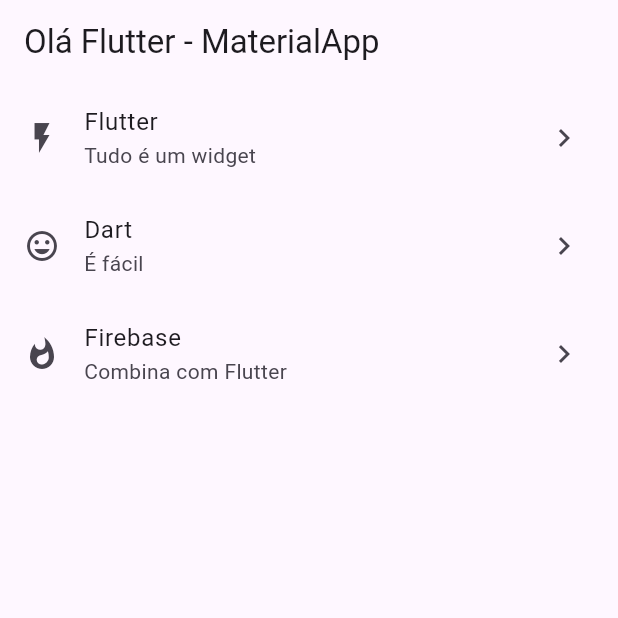
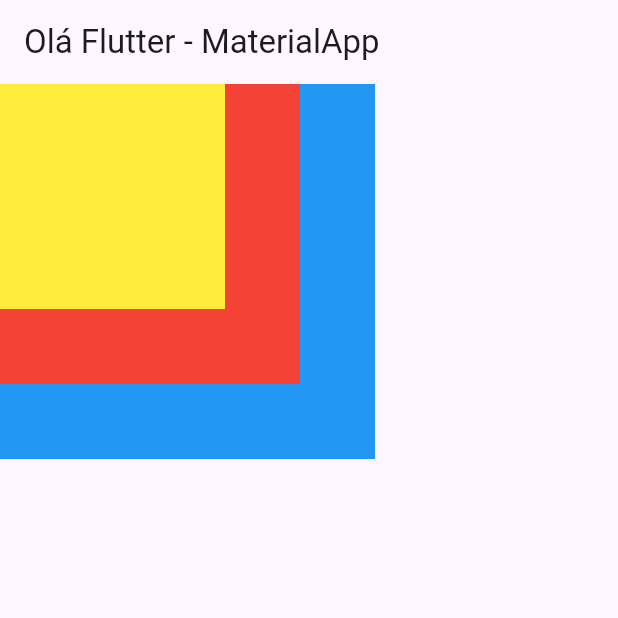
Before and after one commit to MariLFO/estacio-mundo4-missao-nivel-2, a Flutter app: the screen it shows after launch, on a phone screen of 412 x 824 dp, the top half of it. Run offline on Flutter 3.47's test engine with Material 3 defaults, Android fonts, the phone set to English and light mode, and no system bars.

Commit message:
MicroAtividade 5

```diff
--- a/MicroAtividades/my_app/lib/main.dart
+++ b/MicroAtividades/my_app/lib/main.dart
@@ -18,32 +18,25 @@ class StatelessWidgetExemplo extends StatelessWidget {
         appBar: AppBar(
           title: Text(_appBarTitle),
         ),
-      body: Center(
-          child: // Exemplo de uma linha (Row) com três colunas
-          // Exemplo de uma ListView com três ListTile
-          ListView(
-            children: const [
-              ListTile(
-                title: Text('Flutter'),
-                subtitle: Text('Tudo é um widget'),
-                leading: Icon(Icons.flash_on),
-                trailing: Icon(Icons.keyboard_arrow_right),
+        body: Stack(
+          children: [
+            Container(
+              width: 250,
+              height: 250,
+              color: Colors.blue,
             ),
-              ListTile(
-                title: Text('Dart'),
-                subtitle: Text('É fácil'),
-                leading: Icon(Icons.mood),
-                trailing: Icon(Icons.keyboard_arrow_right),
+            Container(
+              width: 200,
+              height: 200,
+              color: Colors.red,
             ),
-              ListTile(
-                title: Text('Firebase'),
-                subtitle: Text('Combina com Flutter'),
-                leading: Icon(Icons.whatshot),
-                trailing: Icon(Icons.keyboard_arrow_right),
-              ),
+            Container(
+              width: 150,
+              height: 150,
+              color: Colors.yellow,
+            )
           ],
         )
-      ),
     );
   }
 }
```
Lines whose indentation alone changed are shown as unchanged.
